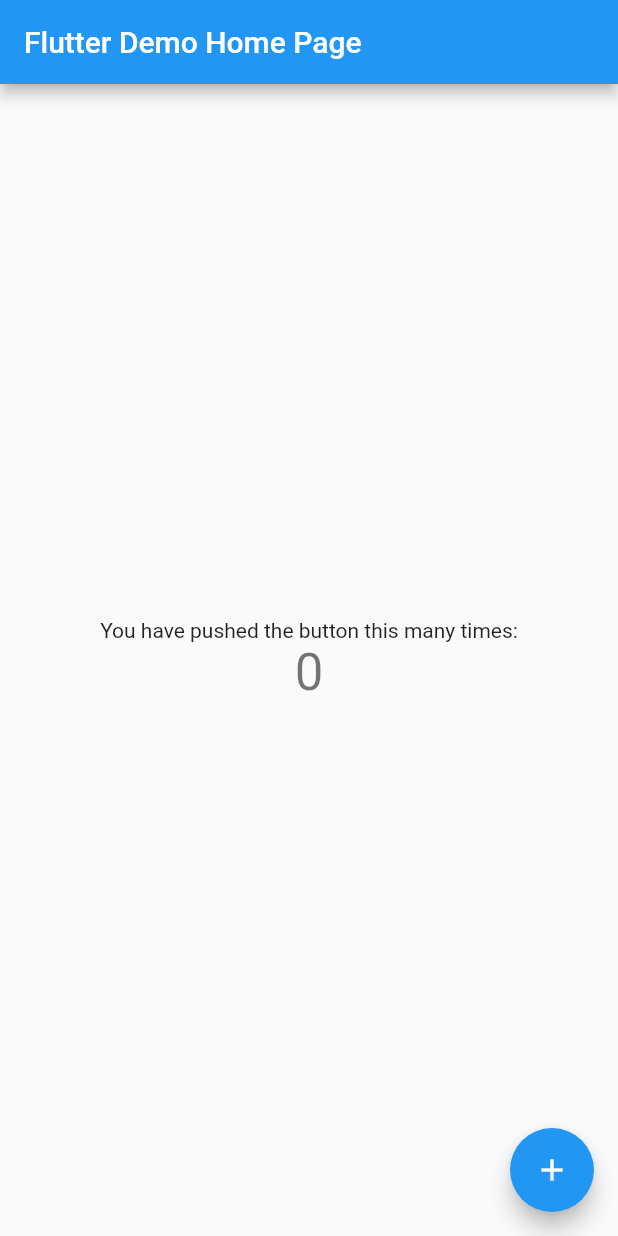
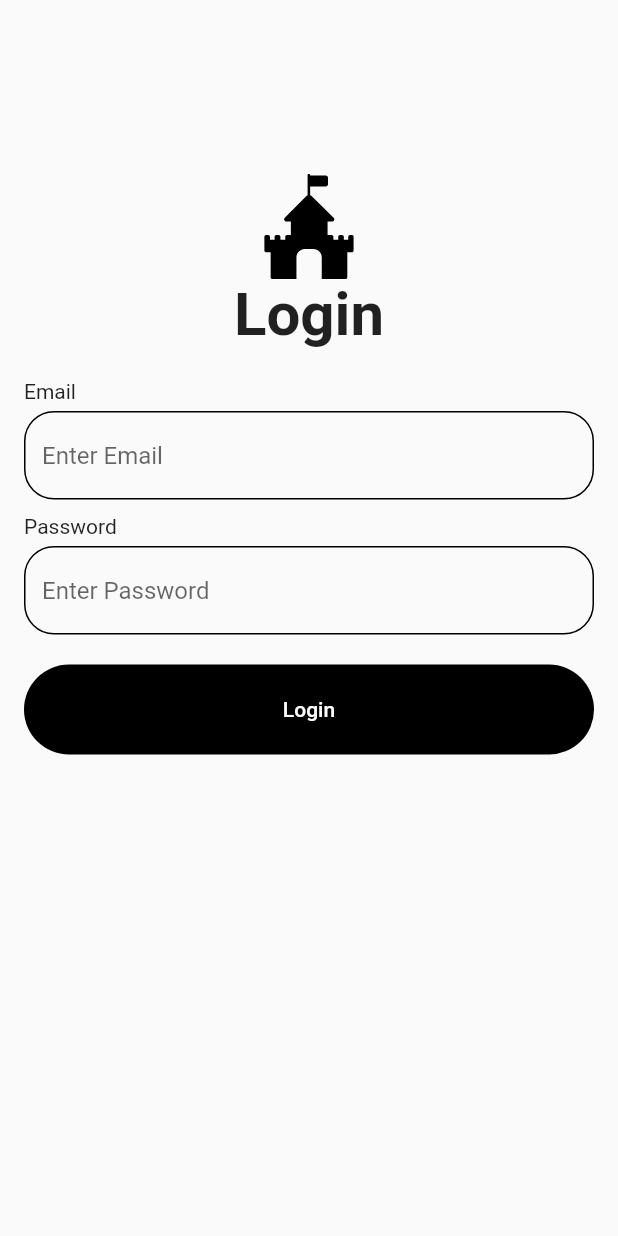
Before and after one commit to eric98040/Flutter_UI_Intro, a Flutter app: the screen it shows after launch, on a phone screen of 412 x 824 dp. Run offline on Flutter 3.47's test engine with Material 2 defaults, Android fonts, the phone set to English and light mode, and no system bars; our stand-ins replace flutter_svg.

Commit message:
Update Files

```diff
--- a/login/analysis_options.yaml
+++ b/login/analysis_options.yaml
@@ -22,6 +22,8 @@ linter:
   # `// ignore_for_file: name_of_lint` syntax on the line or in the file
   # producing the lint.
   rules:
+    prefer_const_constructors: false
+    prefer_const_literals_to_create_immutables: false
     # avoid_print: false  # Uncomment to disable the `avoid_print` rule
     # prefer_single_quotes: true  # Uncomment to enable the `prefer_single_quotes` rule
 
--- /dev/null
+++ b/login/lib/components/custom_form.dart
@@ -0,0 +1,31 @@
+import 'package:flutter/material.dart';
+import 'package:login/size.dart';
+import 'package:login/components/custom_text_form_field.dart';
+
+class CustomForm extends StatelessWidget {
+  final _formKey = GlobalKey<FormState>(); //1. global Key
+
+  @override
+  Widget build(BuildContext context) {
+    return Form(
+      // 2. global Key를 Form 태그에 연결하여 해당 key로 Form의 상태를 관리할 수 있음
+      key: _formKey,
+      child: Column(
+        children: [
+          CustomTextFormField("Email"),
+          SizedBox(height: medium_gap),
+          CustomTextFormField("Password"),
+          SizedBox(height: large_gap),
+          TextButton(
+              onPressed: () {
+                // variable! 표시 : non - nullable로 변경해주는 것
+                if (_formKey.currentState!.validate()) {
+                  Navigator.pushNamed(context, "/home");
+                }
+              },
+              child: Text("Login"))
+        ],
+      ),
+    );
+  }
+}
--- /dev/null
+++ b/login/lib/components/custom_text_form_field.dart
@@ -0,0 +1,46 @@
+import 'package:flutter/material.dart';
+import 'package:login/size.dart';
+
+class CustomTextFormField extends StatelessWidget {
+  final String text;
+  const CustomTextFormField(this.text);
+
+  @override
+  Widget build(BuildContext context) {
+    return Column(
+      crossAxisAlignment: CrossAxisAlignment.start,
+      children: [
+        Text(text),
+        SizedBox(height: small_gap),
+        TextFormField(
+          // 1. 느낌표는 null이 절대 아니다 라고 컴파일러에게 알려주는 것 = !는 non-nullable
+          validator: (value) => value!.isEmpty
+              ? "Please enter some text"
+              : null, // 1. 값이 없으면 Please enter some text라고 경고 화면 표시
+          obscureText:
+              // 2. 해당 TextFormField가 비밀번호 입력 양식이면 **** 처리 해주기
+              text == "Password" ? true : false,
+          decoration: InputDecoration(
+            hintText: "Enter $text",
+            enabledBorder: OutlineInputBorder(
+              // 3. 기본 TextFormField
+              borderRadius: BorderRadius.circular(20),
+            ),
+            focusedBorder: OutlineInputBorder(
+              // 4. 손가락 터치시 TextFormField 디자인
+              borderRadius: BorderRadius.circular(20),
+            ),
+            errorBorder: OutlineInputBorder(
+              // 5. 에러 발생시 TextFormField 디자인
+              borderRadius: BorderRadius.circular(20),
+            ),
+            focusedErrorBorder: OutlineInputBorder(
+              // 6. 에러가 발생 후 손가락을 터치했을 때 TextFormField 디자인
+              borderRadius: BorderRadius.circular(20),
+            ),
+          ),
+        )
+      ],
+    );
+  }
+}
--- /dev/null
+++ b/login/lib/components/logo.dart
@@ -0,0 +1,27 @@
+import 'package:flutter/material.dart';
+import 'package:flutter_svg/flutter_svg.dart';
+
+class Logo extends StatelessWidget {
+  final String title;
+  const Logo({super.key, required this.title});
+
+  @override
+  Widget build(BuildContext context) {
+    return Column(
+      children: [
+        SvgPicture.asset(
+          "assets/logo.svg",
+          height: 70,
+          width: 70,
+        ),
+        Text(
+          title,
+          style: TextStyle(
+            fontSize: 40,
+            fontWeight: FontWeight.bold,
+          ),
+        )
+      ],
+    );
+  }
+}
--- a/login/lib/main.dart
+++ b/login/lib/main.dart
@@ -1,4 +1,6 @@
 import 'package:flutter/material.dart';
+import 'package:login/pages/home_page.dart';
+import 'package:login/pages/login_page.dart';
 
 void main() {
   runApp(const MyApp());
@@ -7,109 +9,27 @@ void main() {
 class MyApp extends StatelessWidget {
   const MyApp({super.key});
 
-  // This widget is the root of your application.
   @override
   Widget build(BuildContext context) {
     return MaterialApp(
-      title: 'Flutter Demo',
       theme: ThemeData(
-        // This is the theme of your application.
-        //
-        // Try running your application with "flutter run". You'll see the
-        // application has a blue toolbar. Then, without quitting the app, try
-        // changing the primarySwatch below to Colors.green and then invoke
-        // "hot reload" (press "r" in the console where you ran "flutter run",
-        // or simply save your changes to "hot reload" in a Flutter IDE).
-        // Notice that the counter didn't reset back to zero; the application
-        // is not restarted.
-        primarySwatch: Colors.blue,
+        textButtonTheme: TextButtonThemeData(
+          style: TextButton.styleFrom(
+            backgroundColor: Colors.black,
+            primary: Colors.white,
+            shape: RoundedRectangleBorder(
+              borderRadius: BorderRadius.circular(30),
+            ),
+            minimumSize: Size(400, 60),
+          ),
+        ),
       ),
-      home: const MyHomePage(title: 'Flutter Demo Home Page'),
+      debugShowCheckedModeBanner: false,
+      initialRoute: "/login",
+      routes: {
+        "/login": (context) => LoginPage(),
+        "/home": (context) => HomePage(),
+      },
     );
   }
 }
-
-class MyHomePage extends StatefulWidget {
-  const MyHomePage({super.key, required this.title});
-
-  // This widget is the home page of your application. It is stateful, meaning
-  // that it has a State object (defined below) that contains fields that affect
-  // how it looks.
-
-  // This class is the configuration for the state. It holds the values (in this
-  // case the title) provided by the parent (in this case the App widget) and
-  // used by the build method of the State. Fields in a Widget subclass are
-  // always marked "final".
-
-  final String title;
-
-  @override
-  State<MyHomePage> createState() => _MyHomePageState();
-}
-
-class _MyHomePageState extends State<MyHomePage> {
-  int _counter = 0;
-
-  void _incrementCounter() {
-    setState(() {
-      // This call to setState tells the Flutter framework that something has
-      // changed in this State, which causes it to rerun the build method below
-      // so that the display can reflect the updated values. If we changed
-      // _counter without calling setState(), then the build method would not be
-      // called again, and so nothing would appear to happen.
-      _counter++;
-    });
-  }
-
-  @override
-  Widget build(BuildContext context) {
-    // This method is rerun every time setState is called, for instance as done
-    // by the _incrementCounter method above.
-    //
-    // The Flutter framework has been optimized to make rerunning build methods
-    // fast, so that you can just rebuild anything that needs updating rather
-    // than having to individually change instances of widgets.
-    return Scaffold(
-      appBar: AppBar(
-        // Here we take the value from the MyHomePage object that was created by
-        // the App.build method, and use it to set our appbar title.
-        title: Text(widget.title),
-      ),
-      body: Center(
-        // Center is a layout widget. It takes a single child and positions it
-        // in the middle of the parent.
-        child: Column(
-          // Column is also a layout widget. It takes a list of children and
-          // arranges them vertically. By default, it sizes itself to fit its
-          // children horizontally, and tries to be as tall as its parent.
-          //
-          // Invoke "debug painting" (press "p" in the console, choose the
-          // "Toggle Debug Paint" action from the Flutter Inspector in Android
-          // Studio, or the "Toggle Debug Paint" command in Visual Studio Code)
-          // to see the wireframe for each widget.
-          //
-          // Column has various properties to control how it sizes itself and
-          // how it positions its children. Here we use mainAxisAlignment to
-          // center the children vertically; the main axis here is the vertical
-          // axis because Columns are vertical (the cross axis would be
-          // horizontal).
-          mainAxisAlignment: MainAxisAlignment.center,
-          children: <Widget>[
-            const Text(
-              'You have pushed the button this many times:',
-            ),
-            Text(
-              '$_counter',
-              style: Theme.of(context).textTheme.headline4,
-            ),
-          ],
-        ),
-      ),
-      floatingActionButton: FloatingActionButton(
-        onPressed: _incrementCounter,
-        tooltip: 'Increment',
-        child: const Icon(Icons.add),
-      ), // This trailing comma makes auto-formatting nicer for build methods.
-    );
-  }
-}
--- /dev/null
+++ b/login/lib/pages/home_page.dart
@@ -0,0 +1,27 @@
+import 'package:flutter/material.dart';
+import 'package:login/components/logo.dart';
+
+class HomePage extends StatelessWidget {
+  const HomePage({super.key});
+
+  @override
+  Widget build(BuildContext context) {
+    return Scaffold(
+      body: Padding(
+        padding: const EdgeInsets.all(16.0),
+        child: Column(
+          children: [
+            SizedBox(height: 200),
+            Logo(title: "Care Soft"),
+            SizedBox(height: 50),
+            TextButton(
+                onPressed: () {
+                  Navigator.pop(context); // 화면 stack 제거
+                },
+                child: Text("Get Started"))
+          ],
+        ),
+      ),
+    );
+  }
+}
--- /dev/null
+++ b/login/lib/pages/login_page.dart
@@ -0,0 +1,25 @@
+import 'package:flutter/material.dart';
+import 'package:login/components/logo.dart';
+import 'package:login/size.dart';
+import 'package:login/components/custom_form.dart';
+
+class LoginPage extends StatelessWidget {
+  const LoginPage({super.key});
+
+  @override
+  Widget build(BuildContext context) {
+    return Scaffold(
+      body: Padding(
+        padding: const EdgeInsets.all(16.0),
+        child: ListView(
+          children: [
+            SizedBox(height: xlarge_gap),
+            Logo(title: "Login"),
+            SizedBox(height: large_gap),
+            CustomForm(),
+          ],
+        ),
+      ),
+    );
+  }
+}
--- /dev/null
+++ b/login/lib/size.dart
@@ -0,0 +1,4 @@
+const double small_gap = 5.0;
+const double medium_gap = 10.0;
+const double large_gap = 20.0;
+const double xlarge_gap = 100.0;
--- a/login/pubspec.yaml
+++ b/login/pubspec.yaml
@@ -33,9 +33,12 @@ dependencies:
     sdk: flutter
 
 
+
+
   # The following adds the Cupertino Icons font to your application.
   # Use with the CupertinoIcons class for iOS style icons.
   cupertino_icons: ^1.0.2
+  flutter_svg: ^1.1.6
 
 dev_dependencies:
   flutter_test:
@@ -60,7 +63,8 @@ flutter:
   uses-material-design: true
 
   # To add assets to your application, add an assets section, like this:
-  # assets:
+  assets:
+    - assets/
   #   - images/a_dot_burr.jpeg
   #   - images/a_dot_ham.jpeg
 
```
Also changed, not shown: login/assets/logo.svg (added), login/pubspec.lock.
